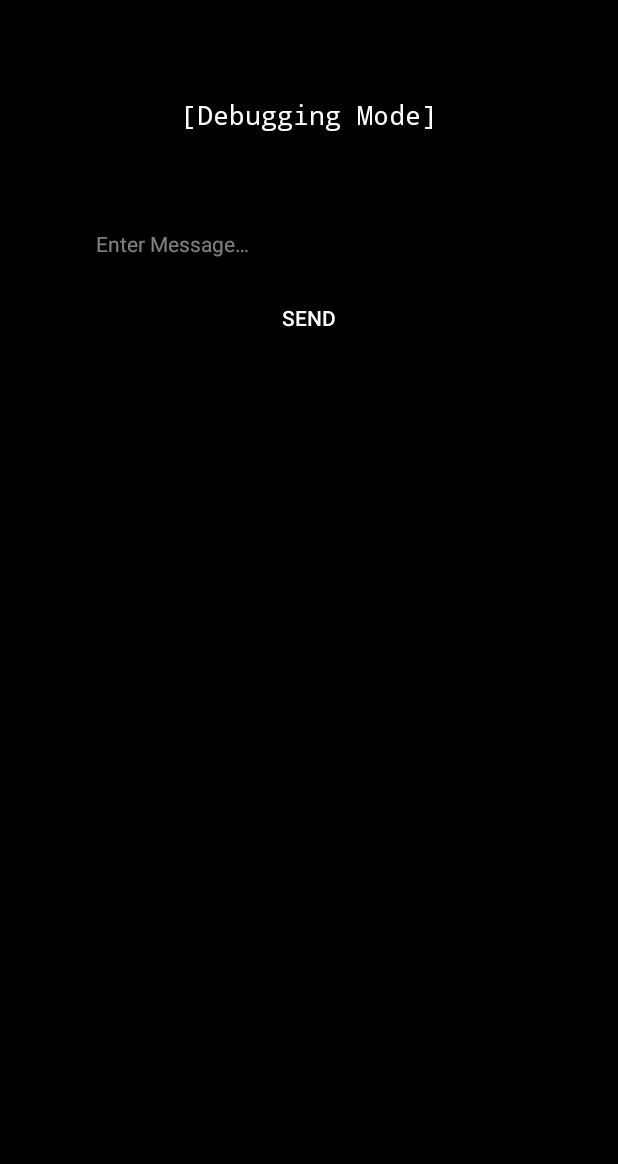
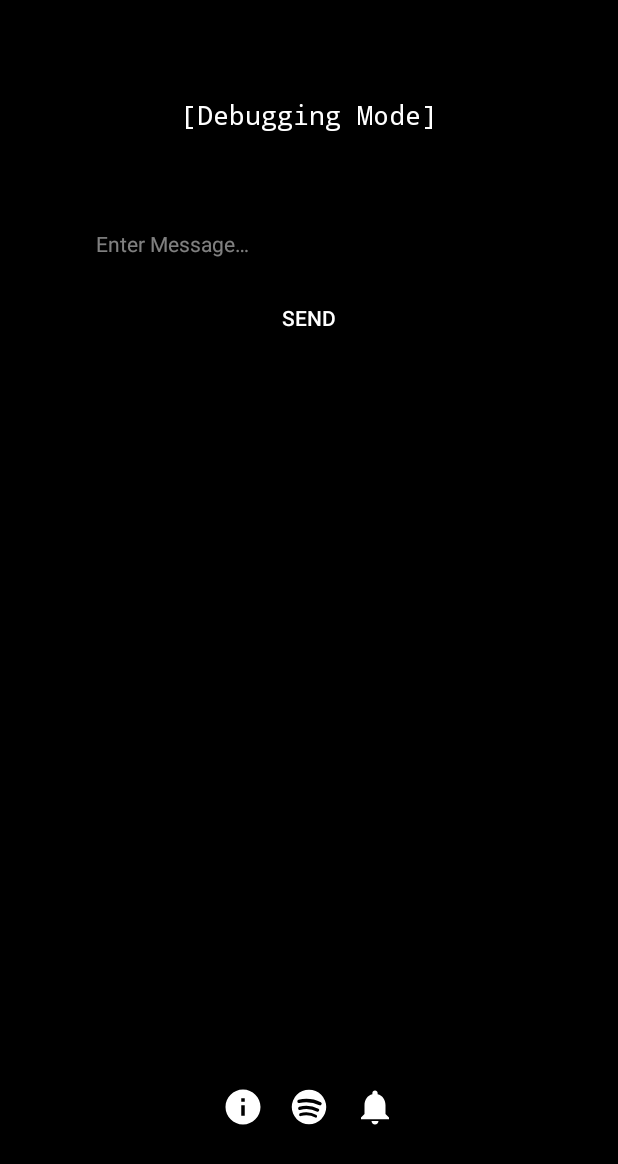
Before and after one commit to YoussefRaafatNasry/otto, an Android app: the DebuggerActivity screen opened directly, with no data from a screen before it, on a phone screen of 412 x 824 dp. Shown: the top 1164 px of the screen. Run offline under Robolectric (Android 15) with nearby library versions, the light colour scheme and no system bars.

Commit message:
Ox32H
 * Add 3 new buttons to the DebuggerActivity.
 * Fix notification small icon bug.
 * Turn all Util classes into Object Class.
 * Extract Text Format methods to a separate class.

```diff
--- a/app/build.gradle
+++ b/app/build.gradle
@@ -8,7 +8,7 @@ android {
     defaultConfig {
         applicationId "com.youssefraafatnasry.otto"
         versionCode 1
-        versionName "Ox32G"
+        versionName "Ox32H"
         minSdkVersion 24
         targetSdkVersion 29
         buildConfigField "String", "WEBSITE", '"https://youssefraafatnasry.github.io/otto/"'
--- a/app/src/main/java/com/youssefraafatnasry/otto/util/Config.kt
+++ b/app/src/main/java/com/youssefraafatnasry/otto/util/Config.kt
@@ -5,9 +5,7 @@ import com.youssefraafatnasry.otto.models.Command
 import com.youssefraafatnasry.otto.models.ReplyRule
 import com.youssefraafatnasry.otto.models.Template
 
-class Config {
-
-    companion object {
+object Config {
 
     var OWNER   = "Youssef"
     var PREFIX  = "*⦿:* "
@@ -72,5 +70,3 @@ class Config {
     )
 
 }
-
-}
--- /dev/null
+++ b/app/src/main/res/drawable/ic_info.xml
@@ -0,0 +1,9 @@
+<vector xmlns:android="http://schemas.android.com/apk/res/android"
+        android:width="28dp"
+        android:height="28dp"
+        android:viewportWidth="24"
+        android:viewportHeight="24">
+    <path
+            android:fillColor="#FFFFFF"
+            android:pathData="M12,2C6.48,2 2,6.48 2,12s4.48,10 10,10 10,-4.48 10,-10S17.52,2 12,2zM13,17h-2v-6h2v6zM13,9h-2L11,7h2v2z" />
+</vector>
--- /dev/null
+++ b/app/src/main/res/drawable/ic_notifications.xml
@@ -0,0 +1,9 @@
+<vector xmlns:android="http://schemas.android.com/apk/res/android"
+        android:width="28dp"
+        android:height="28dp"
+        android:viewportWidth="24"
+        android:viewportHeight="24">
+    <path
+            android:fillColor="#FFFFFF"
+            android:pathData="M12,22c1.1,0 2,-0.9 2,-2h-4c0,1.1 0.89,2 2,2zM18,16v-5c0,-3.07 -1.64,-5.64 -4.5,-6.32L13.5,4c0,-0.83 -0.67,-1.5 -1.5,-1.5s-1.5,0.67 -1.5,1.5v0.68C7.63,5.36 6,7.92 6,11v5l-2,2v1h16v-1l-2,-2z" />
+</vector>
--- /dev/null
+++ b/app/src/main/res/drawable/ic_otto_black.xml
@@ -0,0 +1,12 @@
+<vector xmlns:android="http://schemas.android.com/apk/res/android"
+        android:width="32dp"
+        android:height="32dp"
+        android:viewportWidth="32"
+        android:viewportHeight="32">
+    <path
+            android:fillColor="#000000"
+            android:pathData="M16,2.52A13.48,13.48 0,1 0,29.48 16,13.49 13.49,0 0,0 16,2.52ZM16,24.9A8.9,8.9 0,1 1,24.9 16,8.91 8.91,0 0,1 16,24.91Z" />
+    <path
+            android:fillColor="#000000"
+            android:pathData="M16,16m-6.51,0a6.51,6.51 0,1 1,13.02 0a6.51,6.51 0,1 1,-13.02 0" />
+</vector>
--- a/app/src/main/res/drawable/ic_otto_disabled.xml
+++ b/app/src/main/res/drawable/ic_otto_disabled.xml
@@ -5,11 +5,11 @@
         android:viewportHeight="32">
     <path
             android:fillColor="#FFFFFF"
-      android:pathData="M16,2.52a13.44,13.44 0,0 0,-8 2.6l3.3,3.3A8.9,8.9 0,0 1,23.58 20.66l3.3,3.3A13.48,13.48 0,0 0,16 2.52Z"/>
+            android:pathData="M16,2.52a13.44,13.44 0,0 0,-8 2.6l3.3,3.3A8.9,8.9 0,0 1,23.58 20.66l3.3,3.3A13.48,13.48 0,0 0,16 2.52Z" />
     <path
             android:fillColor="#FFFFFF"
-      android:pathData="M22.51,16a6.3,6.3 0,0 1,-0.69 2.9L13.1,10.18A6.3,6.3 0,0 1,16 9.49,6.5 6.5,0 0,1 22.51,16Z"/>
+            android:pathData="M22.51,16a6.3,6.3 0,0 1,-0.69 2.9L13.1,10.18A6.3,6.3 0,0 1,16 9.49,6.5 6.5,0 0,1 22.51,16Z" />
     <path
             android:fillColor="#FFFFFF"
-      android:pathData="M22.3,22.3l-1.7,-1.69h0L9.71,9.71h0L6.47,6.47 3.26,3.26 1.8,4.72 5.12,8A13.48,13.48 0,0 0,24 26.88l3.32,3.32 1.46,-1.46ZM16,24.91h0A8.89,8.89 0,0 1,7.1 16a8.79,8.79 0,0 1,1.32 -4.66l1.76,1.76A6.3,6.3 0,0 0,9.49 16,6.5 6.5,0 0,0 16,22.51a6.3,6.3 0,0 0,2.9 -0.69l1.77,1.77A8.86,8.86 0,0 1,16 24.91Z"/>
+            android:pathData="M22.3,22.3l-1.7,-1.69h0L9.71,9.71h0L6.47,6.47 3.26,3.26 1.8,4.72 5.12,8A13.48,13.48 0,0 0,24 26.88l3.32,3.32 1.46,-1.46ZM16,24.91h0A8.89,8.89 0,0 1,7.1 16a8.79,8.79 0,0 1,1.32 -4.66l1.76,1.76A6.3,6.3 0,0 0,9.49 16,6.5 6.5,0 0,0 16,22.51a6.3,6.3 0,0 0,2.9 -0.69l1.77,1.77A8.86,8.86 0,0 1,16 24.91Z" />
 </vector>
--- /dev/null
+++ b/app/src/main/res/drawable/ic_spotify.xml
@@ -0,0 +1,9 @@
+<vector xmlns:android="http://schemas.android.com/apk/res/android"
+        android:width="28dp"
+        android:height="28dp"
+        android:viewportWidth="24"
+        android:viewportHeight="24">
+    <path
+            android:fillColor="#FFFFFF"
+            android:pathData="M12,2.15A9.85,9.85 0,1 0,21.85 12,9.85 9.85,0 0,0 12,2.15ZM16.55,17.78a0.67,0.67 0,0 1,-0.59 0.35,0.66 0.66,0 0,1 -0.33,-0.08 10.76,10.76 0,0 0,-8.36 -0.85,0.68 0.68,0 0,1 -0.85,-0.44c-0.11,-0.35 0.09,-1.11 0.44,-1.23A12.27,12.27 0,0 1,10.45 15a12.1,12.1 0,0 1,5.83 1.5,1.2 1.2,0 0,1 0.26,1.3ZM17.8,14.07c-0.14,0.27 -0.42,0.71 -0.7,0.71a0.8,0.8 0,0 1,-0.37 -0.09,13.69 13.69,0 0,0 -9.89,-1 0.79,0.79 0,0 1,-1 -0.55c-0.11,-0.43 0.13,-1.14 0.55,-1.26a15.27,15.27 0,0 1,11 1.17,0.78 0.78,0 0,1 0.34,1.06ZM18.32,11.07a0.93,0.93 0,0 1,-0.4 -0.09,16.55 16.55,0 0,0 -7.47,-1.76 17,17 0,0 0,-4 0.49,0.9 0.9,0 0,1 -1.09,-0.66A1,1 0,0 1,6 7.89a18.81,18.81 0,0 1,4.49 -0.55,18.4 18.4,0 0,1 8.27,1.94 0.9,0.9 0,0 1,0.41 1.21,1 1,0 0,1 -0.81,0.59ZM18.32,11.07" />
+</vector>
--- a/app/src/main/res/layout/activity_debug.xml
+++ b/app/src/main/res/layout/activity_debug.xml
@@ -35,8 +35,43 @@
     <TextView
             android:id="@+id/result_text_view"
             android:layout_width="match_parent"
-            android:layout_height="wrap_content"
+            android:layout_height="0dp"
             android:layout_marginTop="40dp"
+            android:layout_weight="1"
             android:autoLink="web" />
 
+    <LinearLayout
+            android:layout_width="match_parent"
+            android:layout_height="wrap_content"
+            android:gravity="center">
+
+        <ImageButton
+                android:id="@+id/rules_button"
+                android:layout_width="wrap_content"
+                android:layout_height="wrap_content"
+                android:layout_margin="4dp"
+                android:background="@android:color/transparent"
+                android:padding="4dp"
+                android:src="@drawable/ic_info" />
+
+        <ImageButton
+                android:id="@+id/spotify_button"
+                android:layout_width="wrap_content"
+                android:layout_height="wrap_content"
+                android:layout_margin="4dp"
+                android:background="@android:color/transparent"
+                android:padding="4dp"
+                android:src="@drawable/ic_spotify" />
+
+        <ImageButton
+                android:id="@+id/notifications_button"
+                android:layout_width="wrap_content"
+                android:layout_height="wrap_content"
+                android:layout_margin="4dp"
+                android:background="@android:color/transparent"
+                android:padding="4dp"
+                android:src="@drawable/ic_notifications" />
+
+    </LinearLayout>
+
 </LinearLayout>
```
Also changed, not shown: app/src/main/java/com/youssefraafatnasry/otto/activities/DebuggerActivity.kt (+69 -35 lines), app/src/main/java/com/youssefraafatnasry/otto/services/MainTileService.kt (+6 -3 lines), app/src/main/java/com/youssefraafatnasry/otto/util/SpotifyAPI.kt (+4 -7 lines), app/src/main/java/com/youssefraafatnasry/otto/util/TextFormatter.kt (added, +35 -0 lines). Lines whose indentation alone changed are shown as unchanged.
